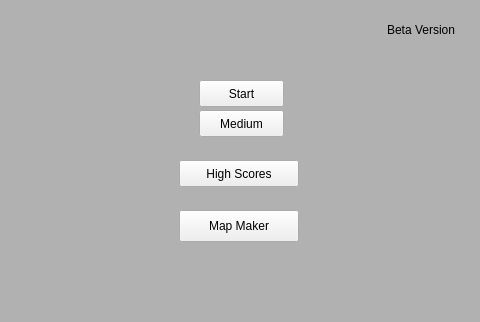
The window that titlescreen.ui (bstee615/project) describes before a commit, drawn with Qt 5; both pictures show x 261 to 741 and y 360 to 682 of the 1024 by 768 pixel window.
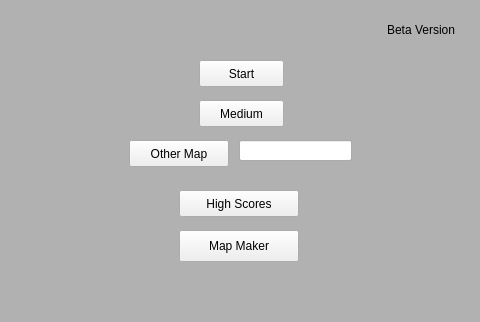
The same window after the commit. Icons and pictures are not drawn.

Commit message: Trying to add custom lvl support

Diff of the .ui file:
```diff
--- a/titlescreen.ui
+++ b/titlescreen.ui
@@ -36,7 +36,7 @@
    <property name="geometry">
     <rect>
      <x>460</x>
-     <y>440</y>
+     <y>420</y>
      <width>85</width>
      <height>27</height>
     </rect>
@@ -84,7 +84,7 @@
    <property name="geometry">
     <rect>
      <x>440</x>
-     <y>520</y>
+     <y>550</y>
      <width>120</width>
      <height>27</height>
     </rect>
@@ -97,7 +97,7 @@
    <property name="geometry">
     <rect>
      <x>440</x>
-     <y>570</y>
+     <y>590</y>
      <width>120</width>
      <height>32</height>
     </rect>
@@ -110,7 +110,7 @@
    <property name="geometry">
     <rect>
      <x>460</x>
-     <y>470</y>
+     <y>460</y>
      <width>85</width>
      <height>27</height>
     </rect>
@@ -119,6 +119,29 @@
     <string>Medium</string>
    </property>
   </widget>
+  <widget class="QPushButton" name="btnOtherMap">
+   <property name="geometry">
+    <rect>
+     <x>390</x>
+     <y>500</y>
+     <width>100</width>
+     <height>27</height>
+    </rect>
+   </property>
+   <property name="text">
+    <string>Other Map</string>
+   </property>
+  </widget>
+  <widget class="QLineEdit" name="leOtherMap">
+   <property name="geometry">
+    <rect>
+     <x>500</x>
+     <y>500</y>
+     <width>113</width>
+     <height>21</height>
+    </rect>
+   </property>
+  </widget>
   <zorder>lblBackground</zorder>
   <zorder>label</zorder>
   <zorder>btnStart</zorder>
@@ -126,6 +149,8 @@
   <zorder>lblHighScores</zorder>
   <zorder>pushButton</zorder>
   <zorder>btnMedium</zorder>
+  <zorder>btnOtherMap</zorder>
+  <zorder>leOtherMap</zorder>
  </widget>
  <resources>
   <include location="resources.qrc"/>
```
The commit also changes 2 other files.
